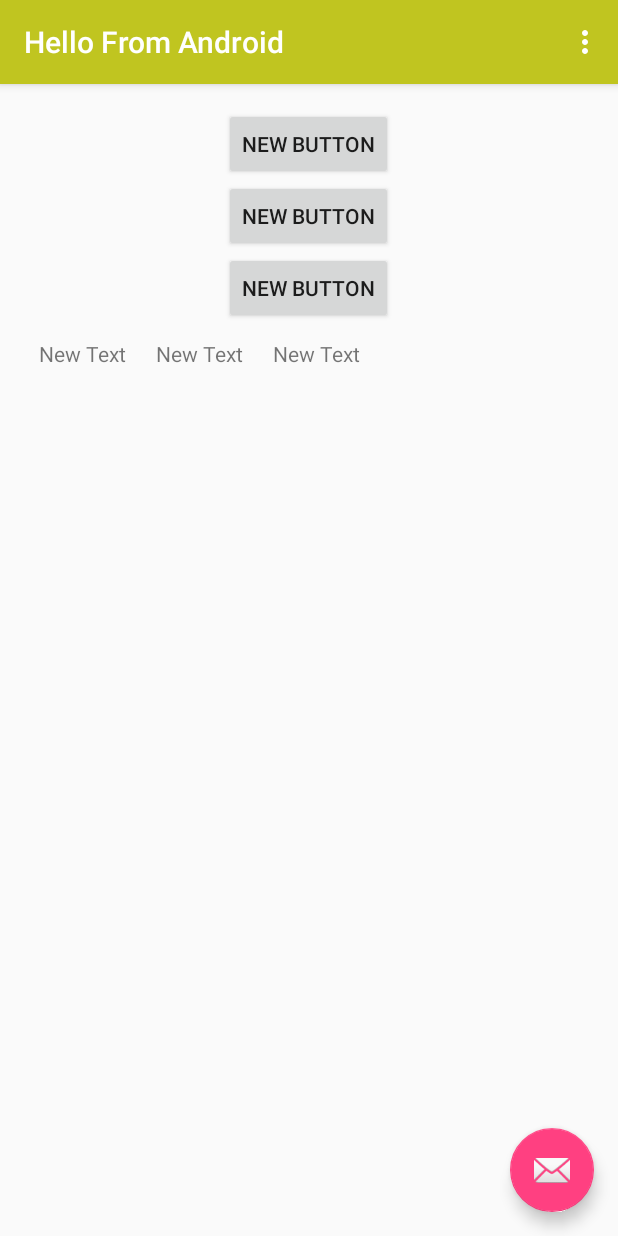
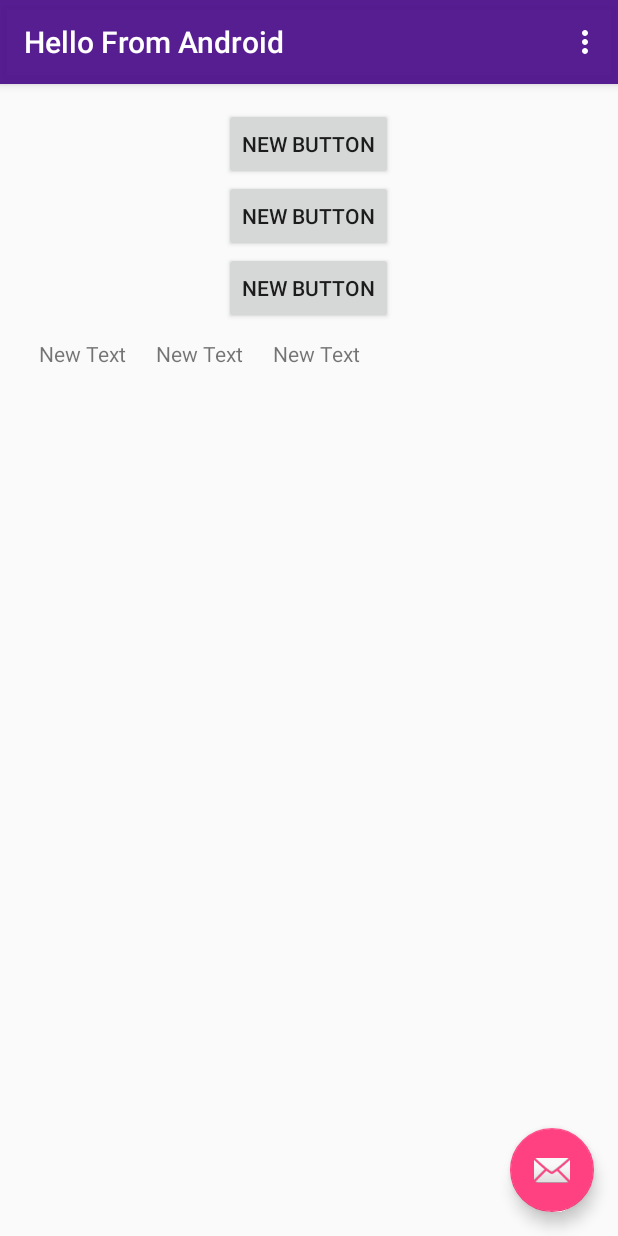
Before and after one commit to altasma/LayOutExamples, an Android app: the screen it shows after launch (MainActivity), on a phone screen of 412 x 824 dp. Run offline under Robolectric (Android 15) with nearby library versions, the light colour scheme and no system bars.

Commit message:
Changed color primary from to

```diff
--- a/app/src/main/res/values/colors.xml
+++ b/app/src/main/res/values/colors.xml
@@ -1,6 +1,6 @@
 <?xml version="1.0" encoding="utf-8"?>
 <resources>
-    <color name="colorPrimary">#c0c520</color>
+    <color name="colorPrimary">#d051178f</color>
     <color name="colorPrimaryDark">#000000</color>
     <color name="colorAccent">#FF4081</color>
 </resources>
```
